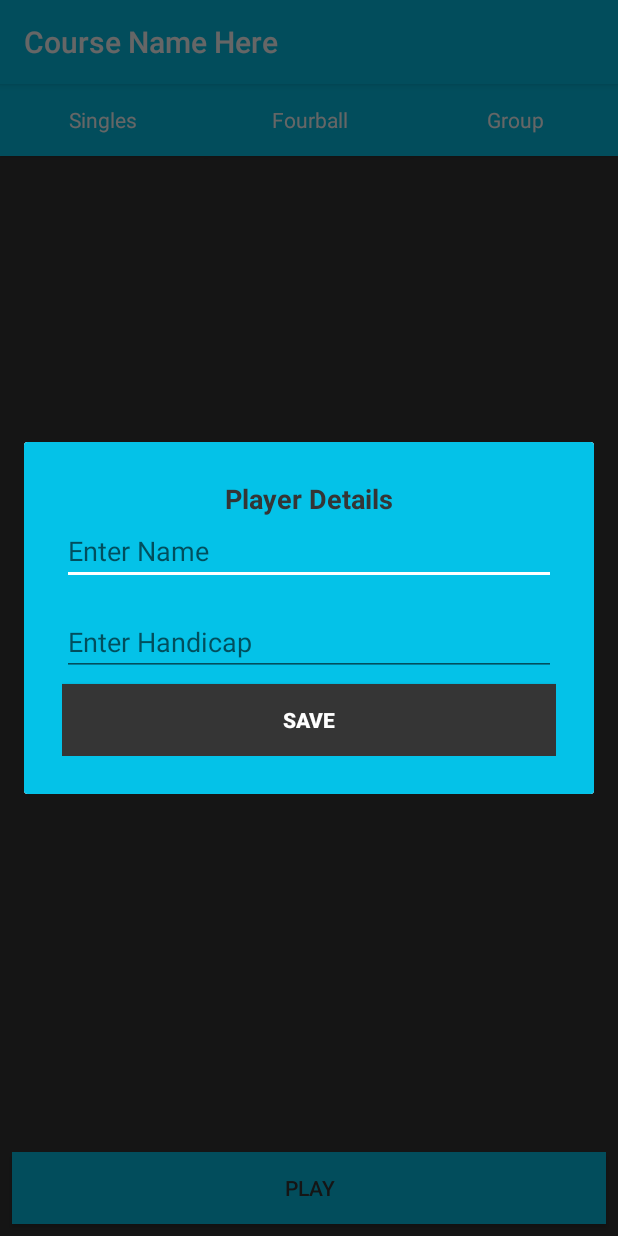
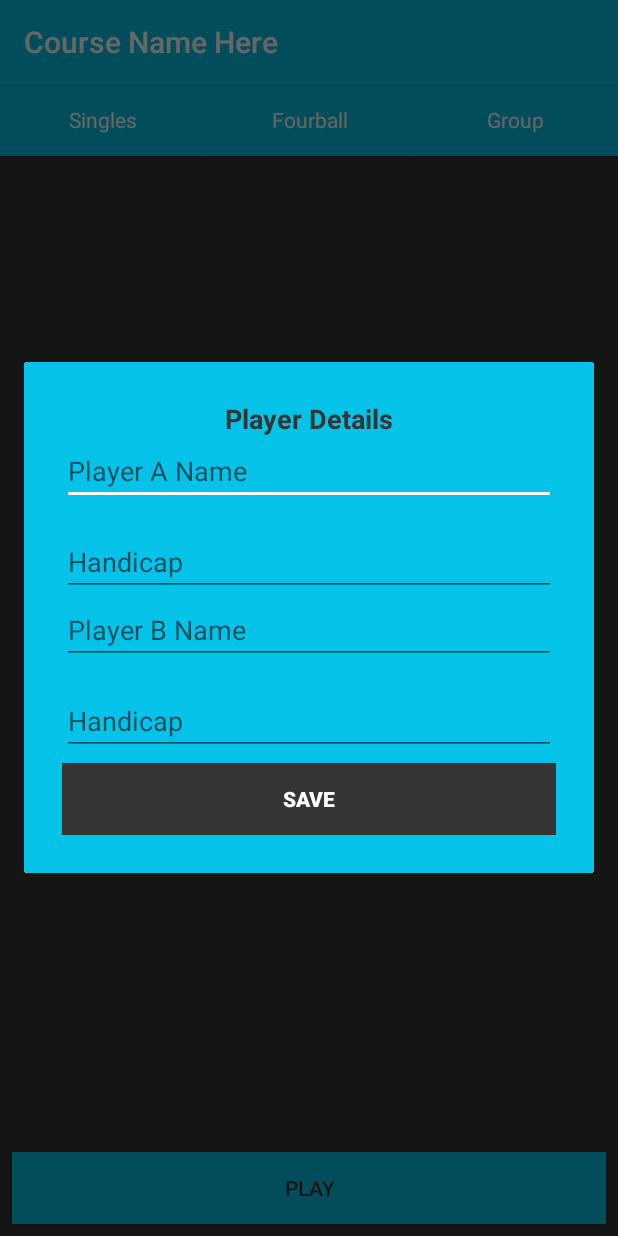
Before and after one commit to sullo09/GolfApp, an Android app: the PlayRound screen opened directly, with no data from a screen before it, after a tap on "Fourball", on a phone screen of 412 x 824 dp. Run offline under Robolectric (Android 15) with nearby library versions, the phone set to English and light mode, and no system bars.

Commit message:
Sunday 4th march latest

```diff
--- a/app/src/main/java/com/example/sullo/golfapp/PlayRound.java
+++ b/app/src/main/java/com/example/sullo/golfapp/PlayRound.java
@@ -13,12 +13,21 @@ public class PlayRound extends AppCompatActivity {
     Button singles, foursomes, group;
     Button play;
 
-//    for pop up
+//  pop up singles
     private AlertDialog.Builder dialogBuilder;
     private AlertDialog dialog;
     private EditText name;
     private EditText handicap;
-    private Button saveByutton;
+    private Button saveButton;
+
+//  pop up for foursomes
+    private AlertDialog.Builder dialogBuilderFoursomes;
+    private AlertDialog dialogFoursomes;
+    private EditText nameFoursomes1;
+    private EditText handicapFoursomes1;
+    private EditText nameFoursomes2;
+    private EditText handicapFoursomes2;
+    private Button saveButtonFoursomes;
 
     @Override
     protected void onCreate(Bundle savedInstanceState) {
@@ -33,13 +42,13 @@ public class PlayRound extends AppCompatActivity {
         singles.setOnClickListener(new View.OnClickListener() {
             @Override
             public void onClick(View v) {
-                createPopupDialog();
+                createPopupDialogSingles();
             }
         });
-        group.setOnClickListener(new View.OnClickListener() {
+        foursomes.setOnClickListener(new View.OnClickListener() {
             @Override
             public void onClick(View v) {
-                createPopupDialog();
+                createPopupDialogFoursomes();
             }
         });
 
@@ -52,24 +61,47 @@ public class PlayRound extends AppCompatActivity {
             }
         });
     }
-
-    private void createPopupDialog(){
+//singles pop up
+    private void createPopupDialogSingles(){
         dialogBuilder = new AlertDialog.Builder(this);
         View view = getLayoutInflater().inflate(R.layout.pop_up_details, null);
         name = (EditText) view.findViewById(R.id.name);
         handicap = (EditText) view.findViewById(R.id.handicap);
-        saveByutton = (Button) view.findViewById(R.id.saveButton);
+        saveButton = (Button) view.findViewById(R.id.saveButton);
 
         dialogBuilder.setView(view);
         dialog = dialogBuilder.create();
         dialog.show();
 
-        saveByutton.setOnClickListener(new View.OnClickListener() {
+        saveButton.setOnClickListener(new View.OnClickListener() {
             @Override
             public void onClick(View v) {
-//          save details and display on screen
+                //save details and display on screen playRound
 
             }
         });
     }
+
+//foursomes pop up
+    private void createPopupDialogFoursomes(){
+        dialogBuilderFoursomes = new AlertDialog.Builder(this);
+        View view = getLayoutInflater().inflate(R.layout.pop_up_details_foursome, null);
+        nameFoursomes1 = (EditText) view.findViewById(R.id.nameFoursomes1);
+        handicapFoursomes1 = (EditText) view.findViewById(R.id.handicapFoursomes1);
+        nameFoursomes2 = (EditText) view.findViewById(R.id.nameFoursomes2);
+        handicapFoursomes2 = (EditText) view.findViewById(R.id.handicapFoursomes2);
+        saveButtonFoursomes = (Button) view.findViewById(R.id.saveButtonFoursomes);
+
+        dialogBuilderFoursomes.setView(view);
+        dialogFoursomes = dialogBuilderFoursomes.create();
+        dialogFoursomes.show();
+
+        saveButtonFoursomes.setOnClickListener(new View.OnClickListener() {
+            @Override
+            public void onClick(View v) {
+                //save details and display on screen playRound
+            }
+        });
+
+    }
 }
--- /dev/null
+++ b/app/src/main/res/layout/pop_up_details_foursome.xml
@@ -0,0 +1,89 @@
+<?xml version="1.0" encoding="utf-8"?>
+<android.support.constraint.ConstraintLayout
+    xmlns:android="http://schemas.android.com/apk/res/android" android:layout_width="match_parent"
+    android:layout_height="match_parent">
+
+
+    <LinearLayout
+        android:id="@+id/layout_id"
+        android:layout_width="match_parent"
+        android:layout_height="match_parent">
+
+        <android.support.v7.widget.CardView
+            android:layout_width="match_parent"
+            android:layout_height="match_parent">
+
+            <RelativeLayout
+                android:layout_width="match_parent"
+                android:layout_height="wrap_content"
+                android:padding="25dp"
+                android:background="#04c2e8">
+
+                <TextView
+                    android:id="@+id/title"
+                    android:layout_width="wrap_content"
+                    android:layout_height="wrap_content"
+                    android:layout_centerHorizontal="true"
+                    android:textSize="18sp"
+                    android:textStyle="bold"
+                    android:text="@string/enter_item"
+                    android:textColor="#353535"/>
+
+                <EditText
+                    android:id="@+id/nameFoursomes1"
+                    android:layout_below="@+id/title"
+                    android:layout_width="match_parent"
+                    android:layout_height="wrap_content"
+                    android:hint="@string/hint_name1"
+                    android:textColor="#353535"
+                    />
+
+                <EditText
+                    android:id="@+id/handicapFoursomes1"
+                    android:layout_below="@+id/nameFoursomes1"
+                    android:layout_marginTop="15dp"
+                    android:layout_width="match_parent"
+                    android:layout_height="wrap_content"
+                    android:hint="@string/handicap_hint1"
+                    android:textColor="#353535"
+                    />
+
+                <EditText
+                    android:id="@+id/nameFoursomes2"
+                    android:layout_below="@+id/handicapFoursomes1"
+                    android:layout_width="match_parent"
+                    android:layout_height="wrap_content"
+                    android:hint="@string/hint_name2"
+                    android:textColor="#353535"
+                    />
+
+                <EditText
+                    android:id="@+id/handicapFoursomes2"
+                    android:layout_below="@+id/nameFoursomes2"
+                    android:layout_marginTop="15dp"
+                    android:layout_width="match_parent"
+                    android:layout_height="wrap_content"
+                    android:hint="@string/handicap_hint2"
+                    android:textColor="#353535"
+                    />
+
+                <Button
+                    android:id="@+id/saveButtonFoursomes"
+                    android:layout_marginTop="5dp"
+                    android:layout_below="@id/handicapFoursomes2"
+                    android:text="@string/save_title"
+                    android:textStyle="bold"
+                    android:textColor="#ffffff"
+                    android:background="#353535"
+                    android:layout_width="match_parent"
+                    android:layout_height="wrap_content"
+                    />
+
+            </RelativeLayout>
+
+
+        </android.support.v7.widget.CardView>
+    </LinearLayout>
+
+
+</android.support.constraint.ConstraintLayout>
--- a/app/src/main/res/values/strings.xml
+++ b/app/src/main/res/values/strings.xml
@@ -38,15 +38,22 @@
     <string name="button_one">Singles</string>
     <string name="button_two">Fourball</string>
     <string name="button_three">Group</string>
-    <string name="playgame">PLay</string>
+    <string name="playgame">Play</string>
     <!-- play round buttons end -->
 
     <!-- popup up details start -->
     <string name="enter_item">Player Details</string>
-    <string name="hint_name">Enter Name</string>
-    <string name="handicap_hint">Enter Handicap</string>
+    <string name="hint_name">Player Name</string>
+    <string name="handicap_hint">Handicap</string>
     <string name="save_title">Save</string>
-
     <!-- popup up details end -->
 
+    <!-- popup up details foursomes start -->
+    <string name="enter_item_foursomes">Players Details</string>
+    <string name="hint_name1">Player A Name</string>
+    <string name="handicap_hint1">Handicap</string>
+    <string name="hint_name2">Player B Name</string>
+    <string name="handicap_hint2">Handicap</string>
+    <!-- popup up details foursomes end -->
+
 </resources>
```
